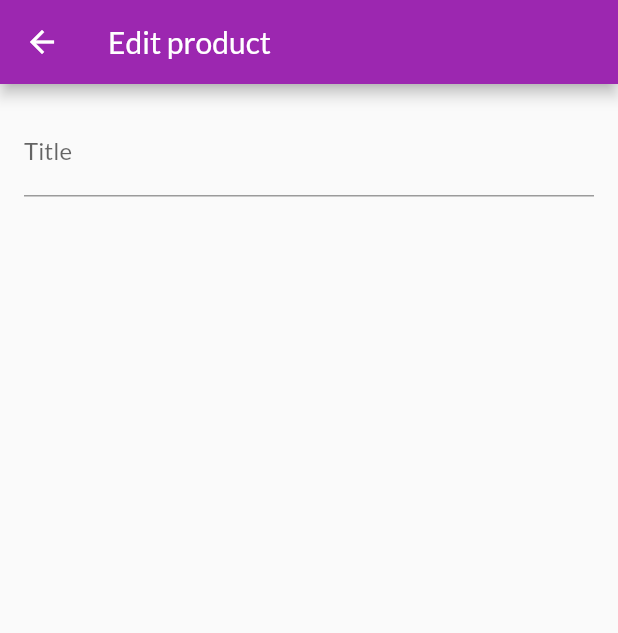
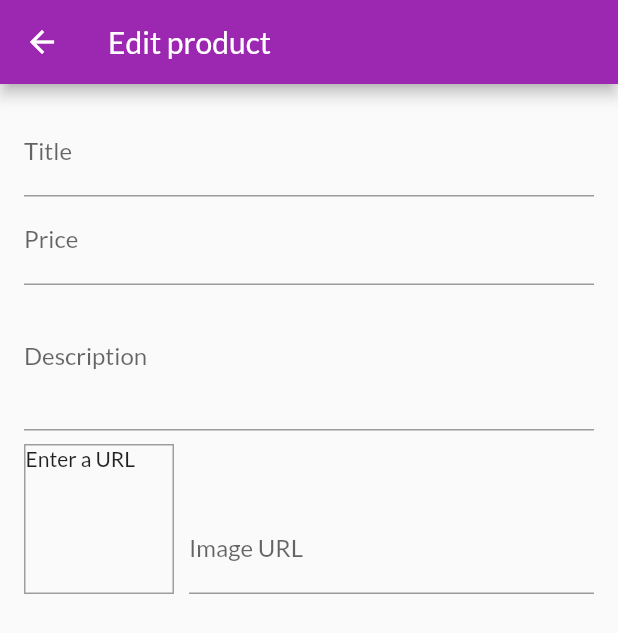
Before and after one commit to jiahaoliuliu/FlutterAndDartTheCompleteGuide-2022Edition, a Flutter app: the EditProductScreen screen opened by its route, on a phone screen of 412 x 824 dp. Shown: the top 633 px of the screen. Run offline on Flutter 3.47's test engine with Material 2 defaults, Android fonts, the phone set to English and light mode, and no system bars; network calls fail.

Commit message:
Section9: Set up the image url and image box

```diff
--- a/section8/lib/screens/edit_product_screen.dart
+++ b/section8/lib/screens/edit_product_screen.dart
@@ -9,6 +9,34 @@ class EditProductScreen extends StatefulWidget {
 }
 
 class _EditProductScreenState extends State<EditProductScreen> {
+  final _priceFocusNode = FocusNode();
+  final _descriptionFocusNode = FocusNode();
+  final _imageUrlController = TextEditingController();
+  final _imageUrlFocusNode = FocusNode();
+
+  @override
+  void initState() {
+    _imageUrlFocusNode.addListener(_updateImageUrl);
+    super.initState();
+  }
+
+  void _updateImageUrl() {
+    // If the url does not have focus anymore, load the image
+    if (!_imageUrlFocusNode.hasFocus) {
+      setState(() {});
+    }
+  }
+
+  @override
+  void dispose() {
+    _priceFocusNode.dispose();
+    _descriptionFocusNode.dispose();
+    _imageUrlController.dispose();
+    _imageUrlFocusNode.removeListener(_updateImageUrl);
+    _imageUrlFocusNode.dispose();
+    super.dispose();
+  }
+
   @override
   Widget build(BuildContext context) {
     return Scaffold(
@@ -25,7 +53,67 @@ class _EditProductScreenState extends State<EditProductScreen> {
                   labelText: 'Title',
                 ),
                 textInputAction: TextInputAction.next,
-              )
+                onFieldSubmitted: (_) {
+                  FocusScope.of(context).requestFocus(_priceFocusNode);
+                },
+              ),
+              TextFormField(
+                decoration: InputDecoration(
+                  labelText: 'Price',
+                ),
+                keyboardType: TextInputType.number,
+                textInputAction: TextInputAction.next,
+                focusNode: _priceFocusNode,
+                onFieldSubmitted: (_) {
+                  FocusScope.of(context).requestFocus(_descriptionFocusNode);
+                },
+              ),
+              TextFormField(
+                decoration: InputDecoration(
+                  labelText: 'Description',
+                ),
+                maxLines: 3,
+                keyboardType: TextInputType.multiline,
+                focusNode: _descriptionFocusNode,
+              ),
+              Row(
+                crossAxisAlignment: CrossAxisAlignment.end,
+                children: [
+                  Container(
+                    width: 100,
+                    height: 100,
+                    margin: EdgeInsets.only(
+                      top: 9,
+                      right: 10,
+                    ),
+                    decoration: BoxDecoration(
+                      border: Border.all(width: 1, color: Colors.grey),
+                    ),
+                    child: _imageUrlController.text.isEmpty
+                        ? Text('Enter a URL')
+                        : FittedBox(
+                            child: Image.network(
+                              _imageUrlController.text,
+                              fit: BoxFit.cover,
+                            ),
+                          ),
+                  ),
+                  Expanded(
+                    child: TextFormField(
+                      decoration: InputDecoration(labelText: 'Image URL'),
+                      keyboardType: TextInputType.url,
+                      textInputAction: TextInputAction.done,
+                      controller: _imageUrlController,
+                      focusNode: _imageUrlFocusNode,
+                      onEditingComplete: () {
+                        // Empty set state to force the screen to refresh when
+                        // the edition has finished
+                        setState(() {});
+                      },
+                    ),
+                  ),
+                ],
+              ),
             ],
           ),
         ),
```
